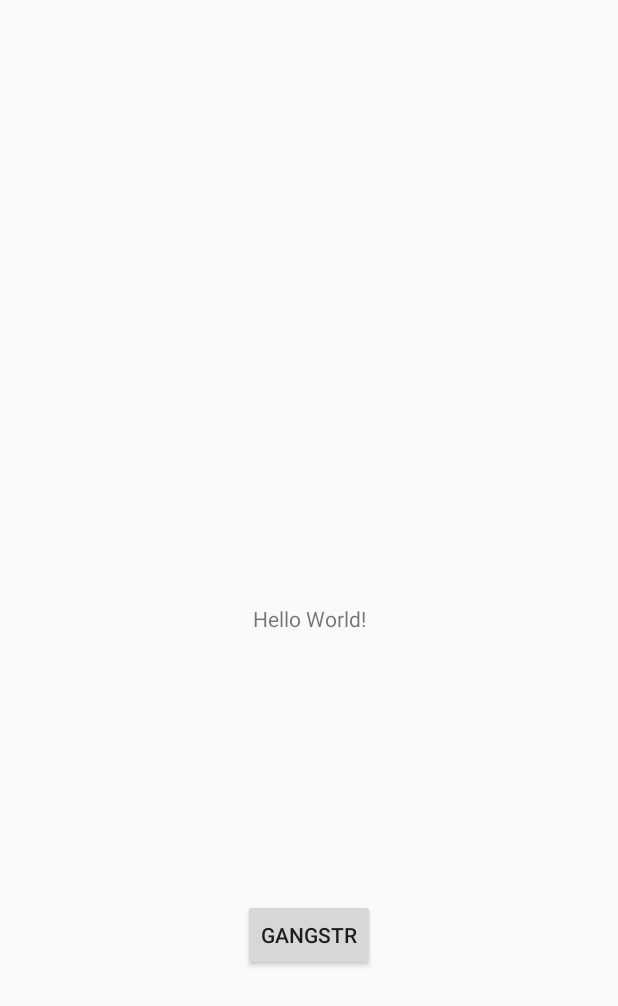
After one commit to JonathanLacabe/TestApp, an Android app built with Jetpack Compose: the layout activity_main.xml on its own in the app's theme, with its tools: preview values and no code run, on a phone screen of 412 x 824 dp. The commit adds this screen. Shown: the top 1006 px of the screen. Run offline under Robolectric (Android 15) with nearby library versions, the phone set to English and light mode, and no system bars.

Commit message:
Several errors made and fixed

```diff
--- a/app/build.gradle
+++ b/app/build.gradle
@@ -56,6 +56,7 @@
     implementation libs.androidx.ui.graphics
     implementation libs.androidx.ui.tooling.preview
     implementation libs.androidx.material3
+    implementation libs.androidx.constraintlayout
     testImplementation libs.junit
     androidTestImplementation libs.androidx.junit
     androidTestImplementation libs.androidx.espresso.core
--- a/app/src/main/java/com/example/testapp/MainActivity.kt
+++ b/app/src/main/java/com/example/testapp/MainActivity.kt
@@ -17,6 +17,7 @@
     override fun onCreate(savedInstanceState: Bundle?) {
         super.onCreate(savedInstanceState)
         enableEdgeToEdge()
+        setContentView(R.layout.activity_main)
         setContent {
             TestAppTheme {
                 Scaffold(modifier = Modifier.fillMaxSize()) { innerPadding ->
--- /dev/null
+++ b/app/src/main/res/layout/activity_main.xml
@@ -0,0 +1,28 @@
+<?xml version="1.0" encoding="utf-8"?>
+<androidx.constraintlayout.widget.ConstraintLayout xmlns:android="http://schemas.android.com/apk/res/android"
+    xmlns:app="http://schemas.android.com/apk/res-auto"
+    xmlns:tools="http://schemas.android.com/tools"
+    android:id="@+id/linearLayout"
+    android:layout_width="match_parent"
+    android:layout_height="match_parent">
+
+    <TextView
+        android:id="@+id/txtMessage"
+        android:layout_width="wrap_content"
+        android:layout_height="wrap_content"
+        android:text="Hello World!"
+        app:layout_constraintBottom_toBottomOf="parent"
+        app:layout_constraintLeft_toLeftOf="parent"
+        app:layout_constraintRight_toRightOf="parent"
+        app:layout_constraintTop_toTopOf="parent" />
+
+    <Button
+        android:id="@+id/btnHello"
+        android:layout_width="wrap_content"
+        android:layout_height="wrap_content"
+        android:text="gangstr"
+        app:layout_constraintBottom_toBottomOf="parent"
+        app:layout_constraintEnd_toEndOf="parent"
+        app:layout_constraintStart_toStartOf="parent"
+        app:layout_constraintTop_toBottomOf="@+id/txtMessage" />
+</androidx.constraintlayout.widget.ConstraintLayout>
--- a/gradle/libs.versions.toml
+++ b/gradle/libs.versions.toml
@@ -8,6 +8,7 @@
 lifecycleRuntimeKtx = "2.6.1"
 activityCompose = "1.8.0"
 composeBom = "2024.04.01"
+constraintlayout = "2.1.4"
 
 [libraries]
 androidx-core-ktx = { group = "androidx.core", name = "core-ktx", version.ref = "coreKtx" }
@@ -24,6 +25,7 @@
 androidx-ui-test-manifest = { group = "androidx.compose.ui", name = "ui-test-manifest" }
 androidx-ui-test-junit4 = { group = "androidx.compose.ui", name = "ui-test-junit4" }
 androidx-material3 = { group = "androidx.compose.material3", name = "material3" }
+androidx-constraintlayout = { group = "androidx.constraintlayout", name = "constraintlayout", version.ref = "constraintlayout" }
 
 [plugins]
 android-application = { id = "com.android.application", version.ref = "agp" }
```
